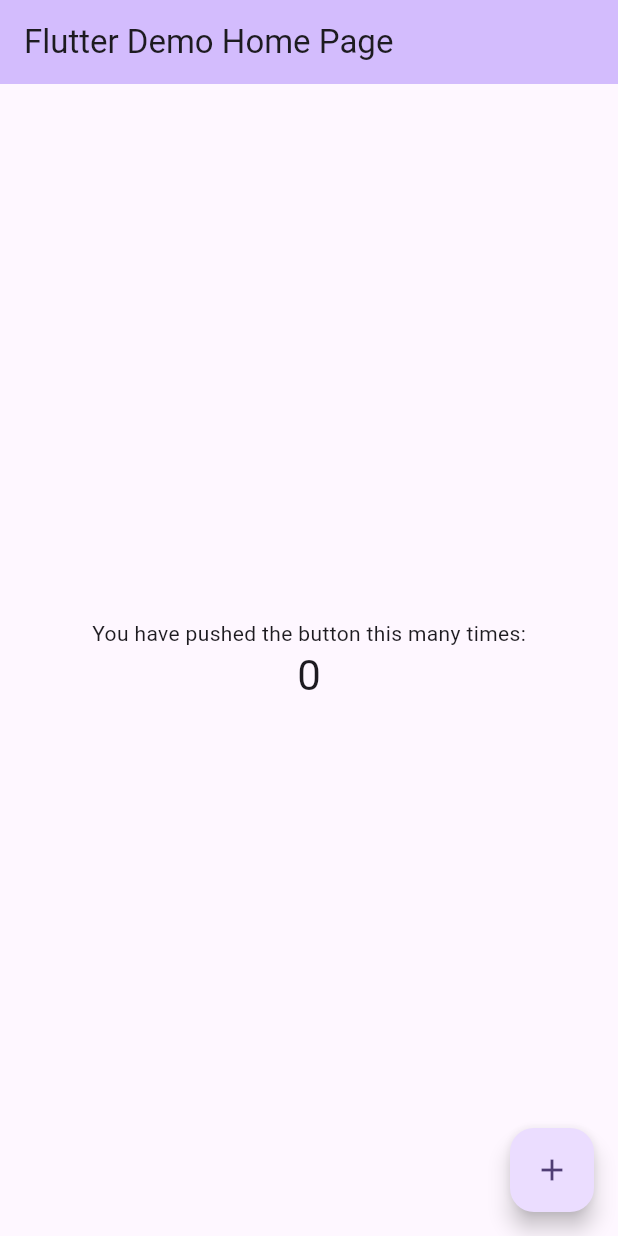
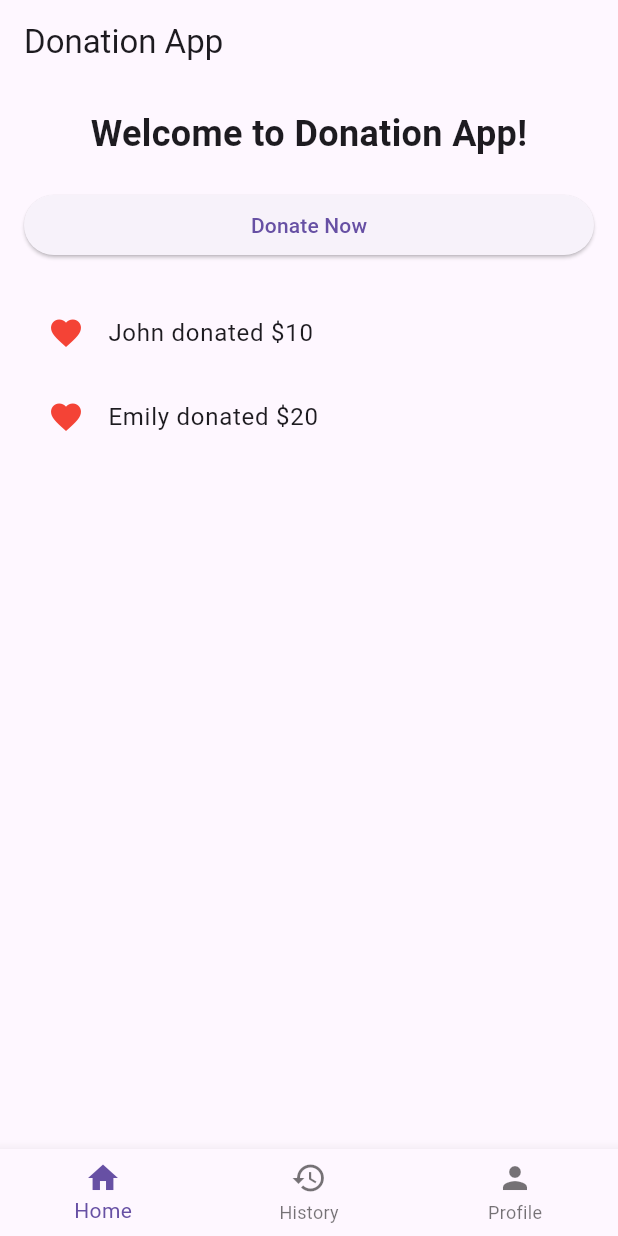
Before and after one commit to teknikkos/4good, a Flutter app: the screen it shows after launch, on a phone screen of 412 x 824 dp. Run offline on Flutter 3.47's test engine with Material 3 defaults, Android fonts, the light colour scheme and no system bars.

Commit message:
chore: add homepage

```diff
--- /dev/null
+++ b/donation_application_mockup/lib/homepage/homepage.dart
@@ -0,0 +1,81 @@
+import 'package:flutter/material.dart';
+
+void main() {
+  runApp(DonationApp());
+}
+
+class DonationApp extends StatelessWidget {
+  @override
+  Widget build(BuildContext context) {
+    return MaterialApp(
+      title: 'Donation App',
+      theme: ThemeData(
+        primarySwatch: Colors.blue,
+      ),
+      home: HomePage(),
+    );
+  }
+}
+
+class HomePage extends StatelessWidget {
+  @override
+  Widget build(BuildContext context) {
+    return Scaffold(
+      appBar: AppBar(
+        title: Text('Donation App'),
+      ),
+      body: Padding(
+        padding: EdgeInsets.all(16.0),
+        child: Column(
+          crossAxisAlignment: CrossAxisAlignment.stretch,
+          children: [
+            Text(
+              'Welcome to Donation App!',
+              style: TextStyle(fontSize: 24, fontWeight: FontWeight.bold),
+              textAlign: TextAlign.center,
+            ),
+            SizedBox(height: 20),
+            ElevatedButton(
+              onPressed: () {
+                // TODO: Add donation functionality
+              },
+              child: Text('Donate Now'),
+            ),
+            SizedBox(height: 20),
+            Expanded(
+              child: ListView(
+                children: [
+                  ListTile(
+                    leading: Icon(Icons.favorite, color: Colors.red),
+                    title: Text('John donated \$10'),
+                  ),
+                  ListTile(
+                    leading: Icon(Icons.favorite, color: Colors.red),
+                    title: Text('Emily donated \$20'),
+                  ),
+                  // Add more donations here
+                ],
+              ),
+            ),
+          ],
+        ),
+      ),
+      bottomNavigationBar: BottomNavigationBar(
+        items: [
+          BottomNavigationBarItem(
+            icon: Icon(Icons.home),
+            label: 'Home',
+          ),
+          BottomNavigationBarItem(
+            icon: Icon(Icons.history),
+            label: 'History',
+          ),
+          BottomNavigationBarItem(
+            icon: Icon(Icons.person),
+            label: 'Profile',
+          ),
+        ],
+      ),
+    );
+  }
+}
--- a/donation_application_mockup/lib/main.dart
+++ b/donation_application_mockup/lib/main.dart
@@ -1,125 +1,19 @@
 import 'package:flutter/material.dart';
+import 'homepage/homepage.dart'; // Import the homepage
 
 void main() {
-  runApp(const MyApp());
+  runApp(DonationApp());
 }
 
-class MyApp extends StatelessWidget {
-  const MyApp({super.key});
-
-  // This widget is the root of your application.
+class DonationApp extends StatelessWidget {
   @override
   Widget build(BuildContext context) {
     return MaterialApp(
-      title: 'Flutter Demo',
+      title: 'Donation App',
       theme: ThemeData(
-        // This is the theme of your application.
-        //
-        // TRY THIS: Try running your application with "flutter run". You'll see
-        // the application has a purple toolbar. Then, without quitting the app,
-        // try changing the seedColor in the colorScheme below to Colors.green
-        // and then invoke "hot reload" (save your changes or press the "hot
-        // reload" button in a Flutter-supported IDE, or press "r" if you used
-        // the command line to start the app).
-        //
-        // Notice that the counter didn't reset back to zero; the application
-        // state is not lost during the reload. To reset the state, use hot
-        // restart instead.
-        //
-        // This works for code too, not just values: Most code changes can be
-        // tested with just a hot reload.
-        colorScheme: ColorScheme.fromSeed(seedColor: Colors.deepPurple),
-        useMaterial3: true,
+        primarySwatch: Colors.blue,
       ),
-      home: const MyHomePage(title: 'Flutter Demo Home Page'),
+      home: HomePage(), // Navigate to the HomePage from homepage.dart
     );
   }
 }
-
-class MyHomePage extends StatefulWidget {
-  const MyHomePage({super.key, required this.title});
-
-  // This widget is the home page of your application. It is stateful, meaning
-  // that it has a State object (defined below) that contains fields that affect
-  // how it looks.
-
-  // This class is the configuration for the state. It holds the values (in this
-  // case the title) provided by the parent (in this case the App widget) and
-  // used by the build method of the State. Fields in a Widget subclass are
-  // always marked "final".
-
-  final String title;
-
-  @override
-  State<MyHomePage> createState() => _MyHomePageState();
-}
-
-class _MyHomePageState extends State<MyHomePage> {
-  int _counter = 0;
-
-  void _incrementCounter() {
-    setState(() {
-      // This call to setState tells the Flutter framework that something has
-      // changed in this State, which causes it to rerun the build method below
-      // so that the display can reflect the updated values. If we changed
-      // _counter without calling setState(), then the build method would not be
-      // called again, and so nothing would appear to happen.
-      _counter++;
-    });
-  }
-
-  @override
-  Widget build(BuildContext context) {
-    // This method is rerun every time setState is called, for instance as done
-    // by the _incrementCounter method above.
-    //
-    // The Flutter framework has been optimized to make rerunning build methods
-    // fast, so that you can just rebuild anything that needs updating rather
-    // than having to individually change instances of widgets.
-    return Scaffold(
-      appBar: AppBar(
-        // TRY THIS: Try changing the color here to a specific color (to
-        // Colors.amber, perhaps?) and trigger a hot reload to see the AppBar
-        // change color while the other colors stay the same.
-        backgroundColor: Theme.of(context).colorScheme.inversePrimary,
-        // Here we take the value from the MyHomePage object that was created by
-        // the App.build method, and use it to set our appbar title.
-        title: Text(widget.title),
-      ),
-      body: Center(
-        // Center is a layout widget. It takes a single child and positions it
-        // in the middle of the parent.
-        child: Column(
-          // Column is also a layout widget. It takes a list of children and
-          // arranges them vertically. By default, it sizes itself to fit its
-          // children horizontally, and tries to be as tall as its parent.
-          //
-          // Column has various properties to control how it sizes itself and
-          // how it positions its children. Here we use mainAxisAlignment to
-          // center the children vertically; the main axis here is the vertical
-          // axis because Columns are vertical (the cross axis would be
-          // horizontal).
-          //
-          // TRY THIS: Invoke "debug painting" (choose the "Toggle Debug Paint"
-          // action in the IDE, or press "p" in the console), to see the
-          // wireframe for each widget.
-          mainAxisAlignment: MainAxisAlignment.center,
-          children: <Widget>[
-            const Text(
-              'You have pushed the button this many times:',
-            ),
-            Text(
-              '$_counter',
-              style: Theme.of(context).textTheme.headlineMedium,
-            ),
-          ],
-        ),
-      ),
-      floatingActionButton: FloatingActionButton(
-        onPressed: _incrementCounter,
-        tooltip: 'Increment',
-        child: const Icon(Icons.add),
-      ), // This trailing comma makes auto-formatting nicer for build methods.
-    );
-  }
-}
```
Also changed, not shown: 1 other file.
